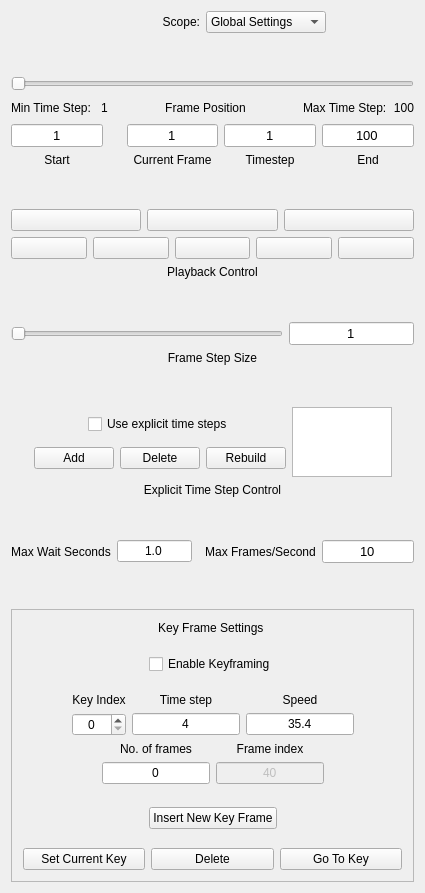
Above: apps/vaporgui/guis/ui/animationtab.ui from yyr/vapor before the change. Below: the same form after it.
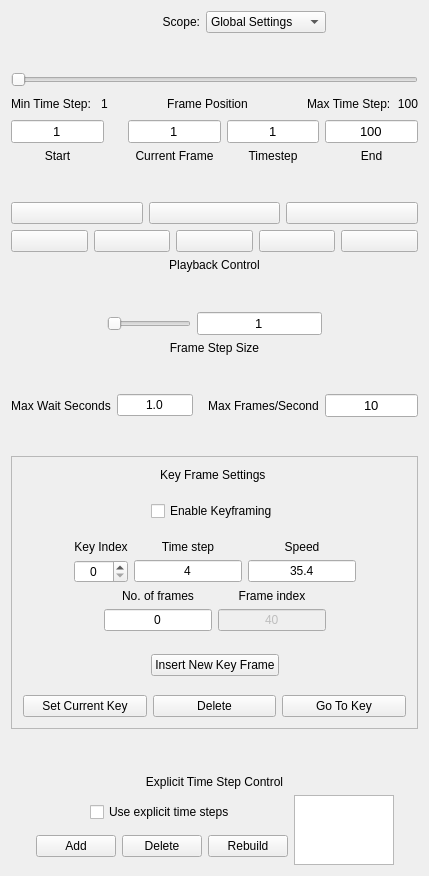
That is the form after the change. Icons and pictures are not drawn.

Patch:
```diff
--- a/apps/vaporgui/guis/ui/animationtab.ui
+++ b/apps/vaporgui/guis/ui/animationtab.ui
@@ -6,8 +6,8 @@
    <rect>
     <x>0</x>
     <y>0</y>
-    <width>425</width>
-    <height>893</height>
+    <width>429</width>
+    <height>876</height>
    </rect>
   </property>
   <property name="sizePolicy">
@@ -41,7 +41,7 @@
 and replaying of sequences of
 time steps is also controlled here.</string>
   </property>
-  <layout class="QHBoxLayout" name="horizontalLayout_9">
+  <layout class="QHBoxLayout" name="horizontalLayout_10">
    <item>
     <layout class="QVBoxLayout" name="verticalLayout_2">
      <item>
@@ -685,63 +685,93 @@
       </spacer>
      </item>
      <item>
-      <layout class="QHBoxLayout">
+      <layout class="QHBoxLayout" name="horizontalLayout_9">
        <item>
-        <widget class="QSlider" name="frameStepSlider">
-         <property name="toolTip">
-          <string>Step size between successive frames</string>
-         </property>
-         <property name="whatsThis">
-          <string>When explicit time steps are not
-specified, the animation steps forward
-or backward a fixed number of time
-steps, controlled by the frame step
-size slider and text box.</string>
-         </property>
-         <property name="minimum">
-          <number>1</number>
-         </property>
-         <property name="maximum">
-          <number>1000</number>
-         </property>
-         <property name="tracking">
-          <bool>false</bool>
-         </property>
+        <spacer name="horizontalSpacer_9">
          <property name="orientation">
           <enum>Qt::Horizontal</enum>
          </property>
-        </widget>
+         <property name="sizeHint" stdset="0">
+          <size>
+           <width>40</width>
+           <height>20</height>
+          </size>
+         </property>
+        </spacer>
        </item>
        <item>
-        <widget class="QLineEdit" name="frameStepEdit">
-         <property name="sizePolicy">
-          <sizepolicy hsizetype="Preferred" vsizetype="Fixed">
-           <horstretch>0</horstretch>
-           <verstretch>0</verstretch>
-          </sizepolicy>
-         </property>
-         <property name="font">
-          <font>
-           <pointsize>10</pointsize>
-          </font>
-         </property>
-         <property name="toolTip">
-          <string>Step size between successive frames</string>
-         </property>
-         <property name="whatsThis">
-          <string>When explicit time steps are not
+        <layout class="QHBoxLayout">
+         <item>
+          <widget class="QSlider" name="frameStepSlider">
+           <property name="toolTip">
+            <string>Step size between successive frames</string>
+           </property>
+           <property name="whatsThis">
+            <string>When explicit time steps are not
 specified, the animation steps forward
 or backward a fixed number of time
 steps, controlled by the frame step
 size slider and text box.</string>
+           </property>
+           <property name="minimum">
+            <number>1</number>
+           </property>
+           <property name="maximum">
+            <number>1000</number>
+           </property>
+           <property name="tracking">
+            <bool>false</bool>
+           </property>
+           <property name="orientation">
+            <enum>Qt::Horizontal</enum>
+           </property>
+          </widget>
+         </item>
+         <item>
+          <widget class="QLineEdit" name="frameStepEdit">
+           <property name="sizePolicy">
+            <sizepolicy hsizetype="Preferred" vsizetype="Fixed">
+             <horstretch>0</horstretch>
+             <verstretch>0</verstretch>
+            </sizepolicy>
+           </property>
+           <property name="font">
+            <font>
+             <pointsize>10</pointsize>
+            </font>
+           </property>
+           <property name="toolTip">
+            <string>Step size between successive frames</string>
+           </property>
+           <property name="whatsThis">
+            <string>When explicit time steps are not
+specified, the animation steps forward
+or backward a fixed number of time
+steps, controlled by the frame step
+size slider and text box.</string>
+           </property>
+           <property name="text">
+            <string>1</string>
+           </property>
+           <property name="alignment">
+            <set>Qt::AlignHCenter</set>
+           </property>
+          </widget>
+         </item>
+        </layout>
+       </item>
+       <item>
+        <spacer name="horizontalSpacer_10">
+         <property name="orientation">
+          <enum>Qt::Horizontal</enum>
          </property>
-         <property name="text">
-          <string>1</string>
+         <property name="sizeHint" stdset="0">
+          <size>
+           <width>40</width>
+           <height>20</height>
+          </size>
          </property>
-         <property name="alignment">
-          <set>Qt::AlignHCenter</set>
-         </property>
-        </widget>
+        </spacer>
        </item>
       </layout>
      </item>
@@ -774,180 +804,6 @@
        </property>
       </spacer>
      </item>
-     <item>
-      <layout class="QHBoxLayout" name="horizontalLayout">
-       <item>
-        <spacer name="spacer104">
-         <property name="orientation">
-          <enum>Qt::Horizontal</enum>
-         </property>
-         <property name="sizeType">
-          <enum>QSizePolicy::Expanding</enum>
-         </property>
-         <property name="sizeHint" stdset="0">
-          <size>
-           <width>13</width>
-           <height>69</height>
-          </size>
-         </property>
-        </spacer>
-       </item>
-       <item>
-        <layout class="QVBoxLayout">
-         <item>
-          <layout class="QHBoxLayout">
-           <item>
-            <spacer name="spacer72_2">
-             <property name="orientation">
-              <enum>Qt::Horizontal</enum>
-             </property>
-             <property name="sizeType">
-              <enum>QSizePolicy::Expanding</enum>
-             </property>
-             <property name="sizeHint" stdset="0">
-              <size>
-               <width>30</width>
-               <height>20</height>
-              </size>
-             </property>
-            </spacer>
-           </item>
-           <item>
-            <widget class="QCheckBox" name="timestepSampleCheckbox">
-             <property name="enabled">
-              <bool>true</bool>
-             </property>
-             <property name="toolTip">
-              <string>Check to use the list of time steps</string>
-             </property>
-             <property name="whatsThis">
-              <string>Check the &quot;Use time step list&quot; check box to specify a set of time steps that will be played during animation.  The list contents can be edited and time steps can be inserted or deleted.  Click the &quot;rebuild&quot; button to construct a list consisting of all time steps in the dataset for which any variable is available.</string>
-             </property>
-             <property name="text">
-              <string>Use explicit time steps</string>
-             </property>
-            </widget>
-           </item>
-           <item>
-            <spacer name="spacer17">
-             <property name="orientation">
-              <enum>Qt::Horizontal</enum>
-             </property>
-             <property name="sizeType">
-              <enum>QSizePolicy::Expanding</enum>
-             </property>
-             <property name="sizeHint" stdset="0">
-              <size>
-               <width>51</width>
-               <height>20</height>
-              </size>
-             </property>
-            </spacer>
-           </item>
-          </layout>
-         </item>
-         <item>
-          <layout class="QHBoxLayout">
-           <item>
-            <widget class="QPushButton" name="addSampleButton">
-             <property name="toolTip">
-              <string>Click to add blank timestep to list, you must type in desired value</string>
-             </property>
-             <property name="whatsThis">
-              <string>Check the &quot;Use time step list&quot; check box to specify a set of time steps that will be played during animation.  The list contents can be edited and time steps can be inserted or deleted.  Click the &quot;rebuild&quot; button to construct a list consisting of all time steps in the dataset for which any variable is available.</string>
-             </property>
-             <property name="text">
-              <string>Add</string>
-             </property>
-            </widget>
-           </item>
-           <item>
-            <widget class="QPushButton" name="deleteSampleButton">
-             <property name="toolTip">
-              <string>Click to delete the selected time step from the list</string>
-             </property>
-             <property name="whatsThis">
-              <string>Check the &quot;Use time step list&quot; check box to specify a set of time steps that will be played during animation.  The list contents can be edited and time steps can be inserted or deleted.  Click the &quot;rebuild&quot; button to construct a list consisting of all time steps in the dataset for which any variable is available.</string>
-             </property>
-             <property name="text">
-              <string>Delete</string>
-             </property>
-            </widget>
-           </item>
-           <item>
-            <widget class="QPushButton" name="rebuildButton">
-             <property name="toolTip">
-              <string>Rebuild list of time steps to include all timesteps in the data for any variable.</string>
-             </property>
-             <property name="whatsThis">
-              <string>Check the &quot;Use time step list&quot; check box to specify a set of time steps that will be played during animation.  The list contents can be edited and time steps can be inserted or deleted.  Click the &quot;rebuild&quot; button to construct a list consisting of all time steps in the dataset for which any variable is available.</string>
-             </property>
-             <property name="text">
-              <string>Rebuild</string>
-             </property>
-            </widget>
-           </item>
-          </layout>
-         </item>
-        </layout>
-       </item>
-       <item>
-        <widget class="QTableWidget" name="timestepSampleTable">
-         <property name="maximumSize">
-          <size>
-           <width>100</width>
-           <height>70</height>
-          </size>
-         </property>
-        </widget>
-       </item>
-       <item>
-        <spacer name="spacer73">
-         <property name="orientation">
-          <enum>Qt::Horizontal</enum>
-         </property>
-         <property name="sizeType">
-          <enum>QSizePolicy::Expanding</enum>
-         </property>
-         <property name="sizeHint" stdset="0">
-          <size>
-           <width>13</width>
-           <height>69</height>
-          </size>
-         </property>
-        </spacer>
-       </item>
-      </layout>
-     </item>
-     <item>
-      <widget class="QLabel" name="textLabel2_3">
-       <property name="text">
-        <string>Explicit Time Step Control</string>
-       </property>
-       <property name="alignment">
-        <set>Qt::AlignCenter</set>
-       </property>
-       <property name="wordWrap">
-        <bool>false</bool>
-       </property>
-      </widget>
-     </item>
-     <item>
-      <spacer name="spacer19">
-       <property name="orientation">
-        <enum>Qt::Vertical</enum>
-       </property>
-       <property name="sizeType">
-        <enum>QSizePolicy::Expanding</enum>
-       </property>
-       <property name="sizeHint" stdset="0">
-        <size>
-         <width>21</width>
-         <height>16</height>
-        </size>
-       </property>
-      </spacer>
-     </item>
      <item>
       <layout class="QHBoxLayout">
        <item>
@@ -1035,14 +891,17 @@
       </layout>
      </item>
      <item>
-      <spacer name="verticalSpacer_5">
+      <spacer name="spacer19">
        <property name="orientation">
         <enum>Qt::Vertical</enum>
        </property>
+       <property name="sizeType">
+        <enum>QSizePolicy::Expanding</enum>
+       </property>
        <property name="sizeHint" stdset="0">
         <size>
-         <width>20</width>
-         <height>40</height>
+         <width>21</width>
+         <height>16</height>
         </size>
        </property>
       </spacer>
@@ -1573,6 +1432,177 @@
        </layout>
       </widget>
      </item>
+     <item>
+      <spacer name="verticalSpacer_5">
+       <property name="orientation">
+        <enum>Qt::Vertical</enum>
+       </property>
+       <property name="sizeHint" stdset="0">
+        <size>
+         <width>20</width>
+         <height>40</height>
+        </size>
+       </property>
+      </spacer>
+     </item>
+     <item>
+      <widget class="QLabel" name="textLabel2_3">
+       <property name="text">
+        <string>Explicit Time Step Control</string>
+       </property>
+       <property name="alignment">
+        <set>Qt::AlignCenter</set>
+       </property>
+       <property name="wordWrap">
+        <bool>false</bool>
+       </property>
+      </widget>
+     </item>
+     <item>
+      <layout class="QHBoxLayout" name="horizontalLayout">
+       <item>
+        <spacer name="spacer104">
+         <property name="orientation">
+          <enum>Qt::Horizontal</enum>
+         </property>
+         <property name="sizeType">
+          <enum>QSizePolicy::Expanding</enum>
+         </property>
+         <property name="sizeHint" stdset="0">
+          <size>
+           <width>13</width>
+           <height>69</height>
+          </size>
+         </property>
+        </spacer>
+       </item>
+       <item>
+        <layout class="QVBoxLayout">
+         <item>
+          <layout class="QHBoxLayout">
+           <item>
+            <spacer name="spacer72_2">
+             <property name="orientation">
+              <enum>Qt::Horizontal</enum>
+             </property>
+             <property name="sizeType">
+              <enum>QSizePolicy::Expanding</enum>
+             </property>
+             <property name="sizeHint" stdset="0">
+              <size>
+               <width>30</width>
+               <height>20</height>
+              </size>
+             </property>
+            </spacer>
+           </item>
+           <item>
+            <widget class="QCheckBox" name="timestepSampleCheckbox">
+             <property name="enabled">
+              <bool>true</bool>
+             </property>
+             <property name="toolTip">
+              <string>Check to use the list of time steps</string>
+             </property>
+             <property name="whatsThis">
+              <string>Check the &quot;Use time step list&quot; check box to specify a set of time steps that will be played during animation.  The list contents can be edited and time steps can be inserted or deleted.  Click the &quot;rebuild&quot; button to construct a list consisting of all time steps in the dataset for which any variable is available.</string>
+             </property>
+             <property name="text">
+              <string>Use explicit time steps</string>
+             </property>
+            </widget>
+           </item>
+           <item>
+            <spacer name="spacer17">
+             <property name="orientation">
+              <enum>Qt::Horizontal</enum>
+             </property>
+             <property name="sizeType">
+              <enum>QSizePolicy::Expanding</enum>
+             </property>
+             <property name="sizeHint" stdset="0">
+              <size>
+               <width>51</width>
+               <height>20</height>
+              </size>
+             </property>
+            </spacer>
+           </item>
+          </layout>
+         </item>
+         <item>
+          <layout class="QHBoxLayout">
+           <item>
+            <widget class="QPushButton" name="addSampleButton">
+             <property name="toolTip">
+              <string>Click to add blank timestep to list, you must type in desired value</string>
+             </property>
+             <property name="whatsThis">
+              <string>Check the &quot;Use time step list&quot; check box to specify a set of time steps that will be played during animation.  The list contents can be edited and time steps can be inserted or deleted.  Click the &quot;rebuild&quot; button to construct a list consisting of all time steps in the dataset for which any variable is available.</string>
+             </property>
+             <property name="text">
+              <string>Add</string>
+             </property>
+            </widget>
+           </item>
+           <item>
+            <widget class="QPushButton" name="deleteSampleButton">
+             <property name="toolTip">
+              <string>Click to delete the selected time step from the list</string>
+             </property>
+             <property name="whatsThis">
+              <string>Check the &quot;Use time step list&quot; check box to specify a set of time steps that will be played during animation.  The list contents can be edited and time steps can be inserted or deleted.  Click the &quot;rebuild&quot; button to construct a list consisting of all time steps in the dataset for which any variable is available.</string>
+             </property>
+             <property name="text">
+              <string>Delete</string>
+             </property>
+            </widget>
+           </item>
+           <item>
+            <widget class="QPushButton" name="rebuildButton">
+             <property name="toolTip">
+              <string>Rebuild list of time steps to include all timesteps in the data for any variable.</string>
+             </property>
+             <property name="whatsThis">
+              <string>Check the &quot;Use time step list&quot; check box to specify a set of time steps that will be played during animation.  The list contents can be edited and time steps can be inserted or deleted.  Click the &quot;rebuild&quot; button to construct a list consisting of all time steps in the dataset for which any variable is available.</string>
+             </property>
+             <property name="text">
+              <string>Rebuild</string>
+             </property>
+            </widget>
+           </item>
+          </layout>
+         </item>
+        </layout>
+       </item>
+       <item>
+        <widget class="QTableWidget" name="timestepSampleTable">
+         <property name="maximumSize">
+          <size>
+           <width>100</width>
+           <height>70</height>
+          </size>
+         </property>
+        </widget>
+       </item>
+       <item>
+        <spacer name="spacer73">
+         <property name="orientation">
+          <enum>Qt::Horizontal</enum>
+         </property>
+         <property name="sizeType">
+          <enum>QSizePolicy::Expanding</enum>
+         </property>
+         <property name="sizeHint" stdset="0">
+          <size>
+           <width>13</width>
+           <height>69</height>
+          </size>
+         </property>
+        </spacer>
+       </item>
+      </layout>
+     </item>
     </layout>
    </item>
   </layout>
```
Left out of the diff: 162 changed lines with no effect on the pictures.
